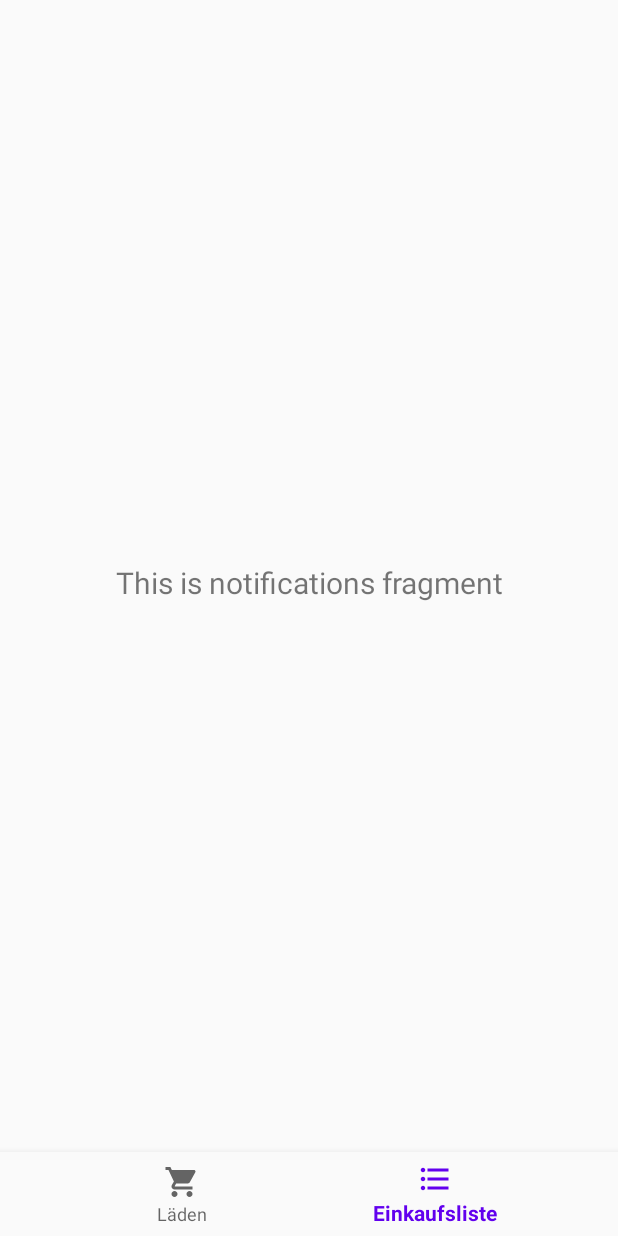
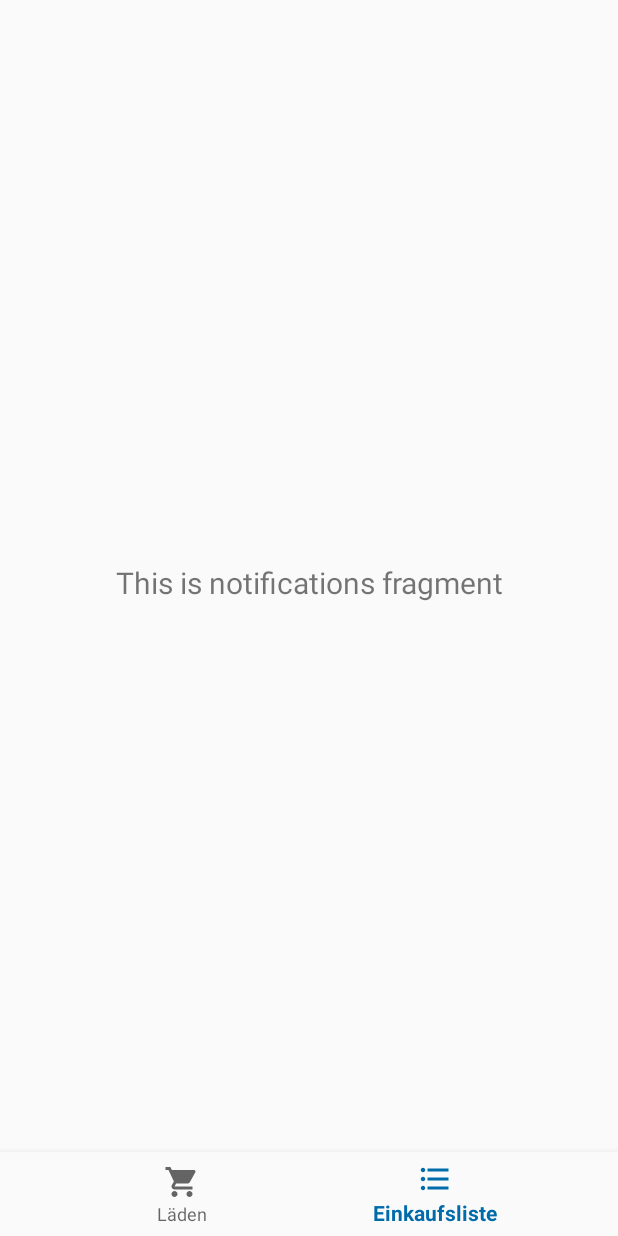
Before and after one commit to WVV-Crowd-Sourced-Stock-Tracking/Android-App, an Android app: the screen it shows after launch (MainActivity), item 2 of the bottom bar chosen, on a phone screen of 412 x 824 dp. Run offline under Robolectric (Android 15) with nearby library versions, the phone set to English and light mode, and no system bars; our stand-ins replace navigation-ui.

Commit message:
changed primary colors

```diff
--- a/app/src/main/res/values/colors.xml
+++ b/app/src/main/res/values/colors.xml
@@ -1,8 +1,7 @@
 <?xml version="1.0" encoding="utf-8"?>
 <resources>
-    <color name="colorPrimary">#6200EE</color>
-    <color name="colorPrimaryDark">#3700B3</color>
-    <color name="colorAccent">#03DAC5</color>
+    <color name="colorPrimary">#006BAB</color>
+    <color name="colorPrimaryDark">#006BAB</color>
     <color name="holoRedDark">@android:color/holo_red_dark</color>
     <color name="holoOrangeDark">@android:color/holo_orange_dark</color>
     <color name="holoGreenLight">#44AF49</color>
--- a/app/src/main/res/values/styles.xml
+++ b/app/src/main/res/values/styles.xml
@@ -5,7 +5,6 @@
         <!-- Customize your theme here. -->
         <item name="colorPrimary">@color/colorPrimary</item>
         <item name="colorPrimaryDark">@color/colorPrimaryDark</item>
-        <item name="colorAccent">@color/colorAccent</item>
     </style>
 
 </resources>
```
